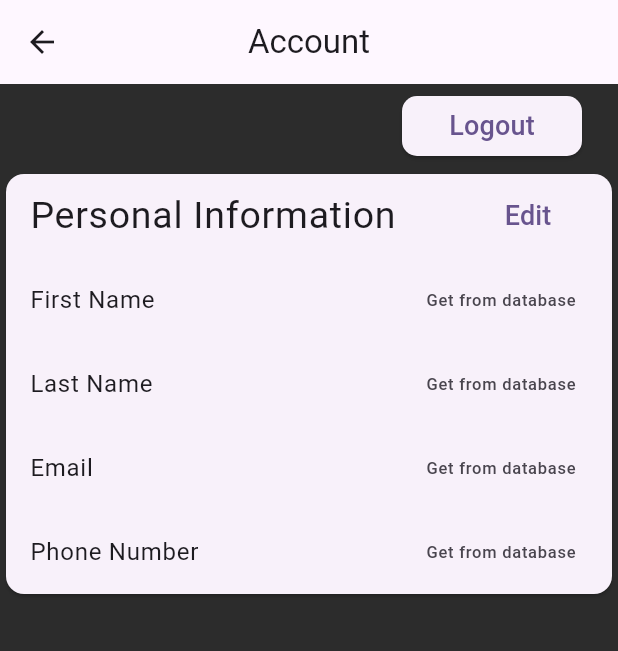
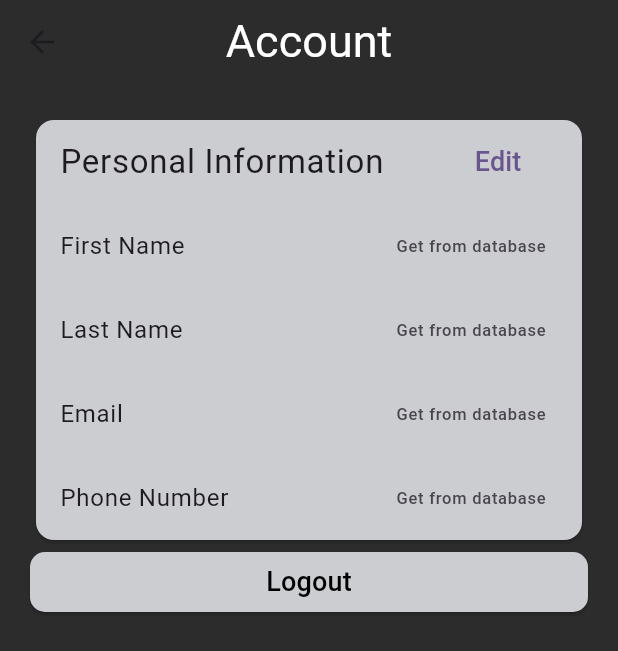
Before and after one commit to JonathanMarkovic/luxury-chauffeur, a Flutter app: the AccountScreen screen opened directly, on a phone screen of 412 x 824 dp. Shown: the top 651 px of the screen. Run offline on Flutter 3.47's test engine with Material 3 defaults, Android fonts, the phone set to English and light mode, and no system bars; our stand-ins replace cloud_firestore, firebase_auth, firebase_core, rxdart; accounts and stored records are empty.

Commit message:
Styling the existing widgets

```diff
--- a/lib/account_screen.dart
+++ b/lib/account_screen.dart
@@ -14,29 +14,23 @@ class _AccountScreenState extends State<AccountScreen> {
     return Scaffold(
       backgroundColor: AppColors.darkBackground,
       appBar: AppBar(
-        title: Text('Account'),
+        backgroundColor: AppColors.darkBackground,
         centerTitle: true,
+        title: Text('Account', style: TextStyle(color: Colors.white, fontSize: 30),),
       ),
-      body: Column(
+      body: Padding(
+        padding: EdgeInsets.all(20),
+        child: Column(
           children: [
-          ListTile(
-            trailing: ElevatedButton(
-              onPressed: () {},
-              child: Text('Logout', style: TextStyle(fontSize: 18),),
-              style: ButtonStyle(
-                  shape: WidgetStateProperty.all(RoundedRectangleBorder(borderRadius: BorderRadius.circular(10))),
-                  fixedSize: WidgetStateProperty.all(Size(120, 30))
-              ),
-            ),
-          ),
             Column(
               crossAxisAlignment: CrossAxisAlignment.stretch,
               children: [
                 Card(
+                  color: AppColors.accentGrayHover,
                   child: Column(
                     children: [
                       ListTile(
-                      title: Text('Personal Information', style: TextStyle(fontSize: 25),),
+                        title: Text('Personal Information', style: TextStyle(fontSize: 22),),
                         trailing: TextButton(
                           onPressed: () {},
                           child: Text('Edit', style: TextStyle(fontSize: 18),),
@@ -60,11 +54,21 @@ class _AccountScreenState extends State<AccountScreen> {
                       )
                     ],
                   ),
-              )
+                ),
+                ElevatedButton(
+                  onPressed: () {},
+                  child: Text('Logout', style: TextStyle(fontSize: 18, color: Colors.black),),
+                  style: ButtonStyle(
+                    shape: WidgetStateProperty.all(RoundedRectangleBorder(borderRadius: BorderRadius.circular(10))),
+                    fixedSize: WidgetStateProperty.all(Size(120, 30)),
+                    backgroundColor: MaterialStateProperty.all<Color>(AppColors.accentGrayHover),
+                  ),
+                ),
               ],
             )
           ],
         ),
+      )
     );
   }
 }
```
Also changed, not shown: lib/cars_screen.dart (+10 -5 lines), lib/login_screen.dart (+22 -27 lines), lib/notification_screen.dart (+9 -2 lines), 1 other file. Lines whose indentation alone changed are shown as unchanged.
